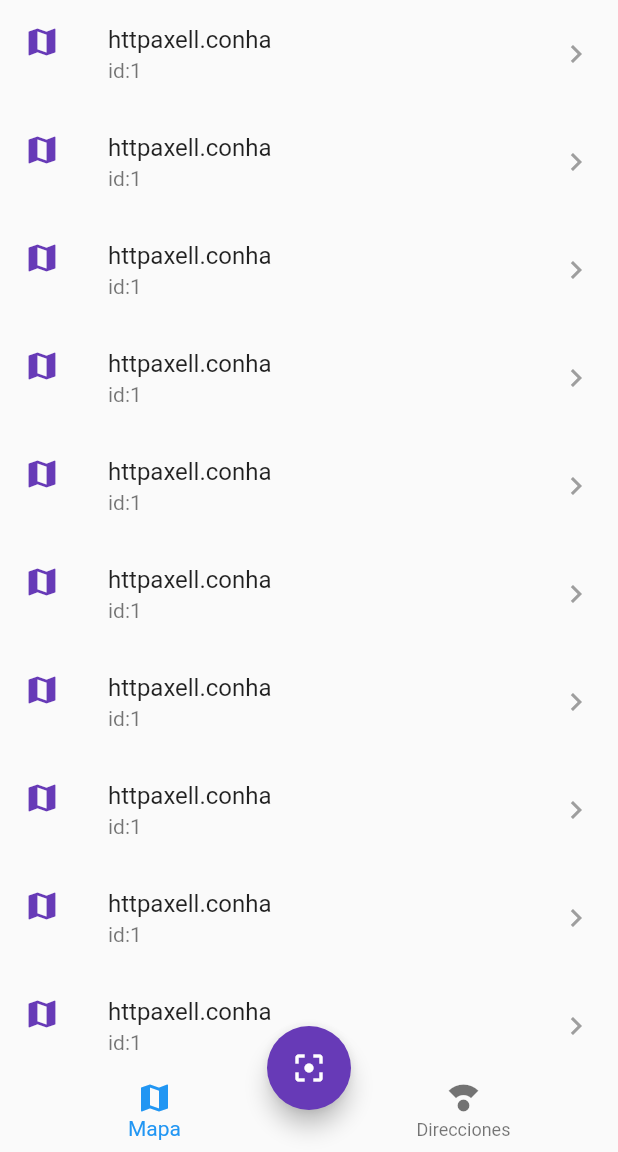
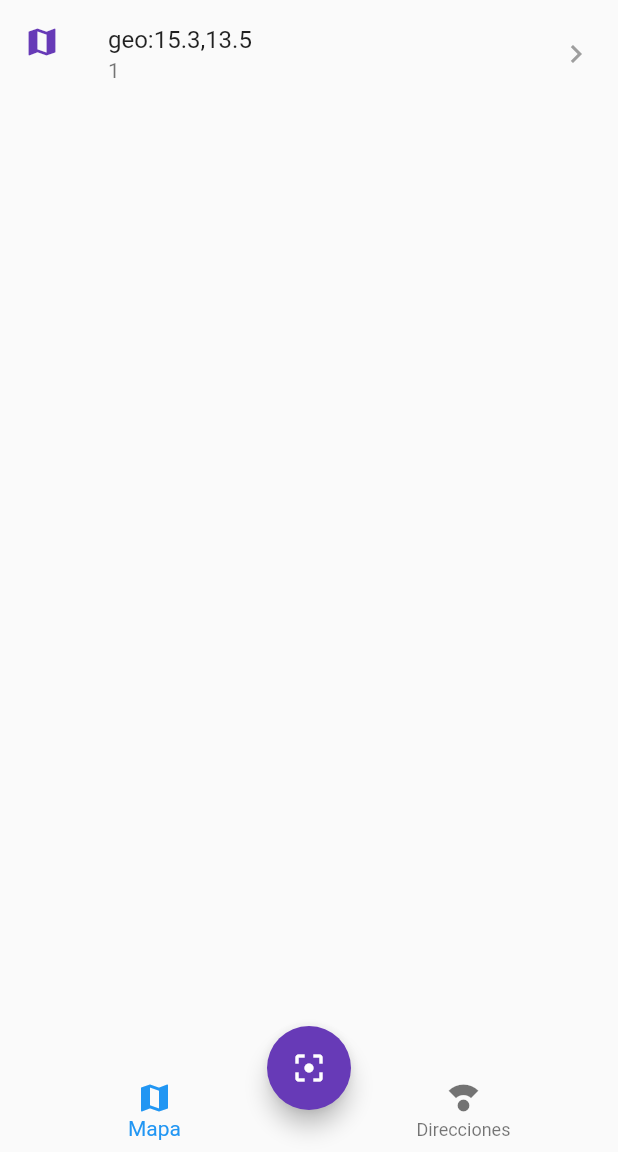
Before and after one commit to FKSAxell/qrscanner_sqlite, a Flutter app: the screen it shows after launch, after a tap on the "filter center focus" icon, on a phone screen of 412 x 824 dp, the part 84-1236 px from its top. Run offline on Flutter 3.47's test engine with Material 2 defaults, Android fonts, the phone set to English and light mode, and no system bars; our stand-ins replace sqflite; accounts and stored records are empty.

Commit message:
Mostrar listas de scans | usando el provider | 166

```diff
--- a/lib/pages/home_page.dart
+++ b/lib/pages/home_page.dart
@@ -1,6 +1,7 @@
 import 'package:flutter/material.dart';
 import 'package:provider/provider.dart';
 import 'package:qrscanner_sqlite/pages/direcciones_page.dart';
+import 'package:qrscanner_sqlite/providers/scan_list_provider.dart';
 import 'package:qrscanner_sqlite/providers/ui_provider.dart';
 import 'package:qrscanner_sqlite/widgets/custom_navigatorbar.dart';
 import 'package:qrscanner_sqlite/widgets/scan_button.dart';
@@ -46,10 +47,16 @@ class _HomePageBody extends StatelessWidget {
     // DBProvider.db.getScansPorTipo('geo').then((value) => print(value));
     // DBProvider.db.deleteAllScans().then(print); //cantidad de registros borrados
 
+
+
+    // usar el scanlist provider
+    final scanListProvider = Provider.of<ScanListProvider>(context,listen: false);
     switch (currentIndex) {
       case 0 :
+        scanListProvider.cargarScanPorTipo('geo');
         return MapasPage();
       case 1 :
+        scanListProvider.cargarScanPorTipo('http');
         return DireccionesPage();
       default:
         return MapasPage();
--- a/lib/pages/mapas_page.dart
+++ b/lib/pages/mapas_page.dart
@@ -1,22 +1,31 @@
 import 'package:flutter/material.dart';
+import 'package:provider/provider.dart';
+import 'package:qrscanner_sqlite/providers/scan_list_provider.dart';
 class MapasPage extends StatelessWidget {
   @override
   Widget build(BuildContext context) {
+
+    final scanListProvider = Provider.of<ScanListProvider>(context);
+    final scans =scanListProvider.scans;
+
+
+
     return ListView.builder(
+      itemCount: scans.length,
       itemBuilder: (_,i){
 
         return ListTile(
           leading: Icon(Icons.map, color:Theme.of(context).primaryColor),
-          title: Text("httpaxell.conha"),
-          subtitle: Text("id:1"),
+          title: Text(scans[i].valor),
+          subtitle: Text(scans[i].id.toString()),
           trailing: Icon(Icons.keyboard_arrow_right, color: Colors.grey,),
           onTap: (){
-            print("Abrir algo");
+            print(scans[i].id);
           },
         );
 
       },
-      itemCount: 10,
+
     );
   }
 }
--- a/lib/widgets/scan_button.dart
+++ b/lib/widgets/scan_button.dart
@@ -1,4 +1,6 @@
 import 'package:flutter/material.dart';
+import 'package:provider/provider.dart';
+import 'package:qrscanner_sqlite/providers/scan_list_provider.dart';
 // import 'package:flutter_barcode_scanner/flutter_barcode_scanner.dart';
 class ScanButton extends StatelessWidget {
   @override
@@ -9,8 +11,12 @@ class ScanButton extends StatelessWidget {
 
         // String barcodeScanRes = await FlutterBarcodeScanner.scanBarcode('#3D8BEF', 'Cancelar', false, ScanMode.QR);
 
-        final barcodeScanRes = 'https://fernando-herrera.com';
-        print(barcodeScanRes);
+        final barcodeScanRes = 'https://fernando-herrera2.com';
+
+        final scanListProvider = Provider.of<ScanListProvider>(context,listen: false);
+        // scanListProvider.nuevoScan(barcodeScanRes);
+        scanListProvider.nuevoScan('geo:15.3,13.5');
+
       }
     );
   }
```
Also changed, not shown: lib/pages/direcciones_page.dart (+25 -2 lines).
